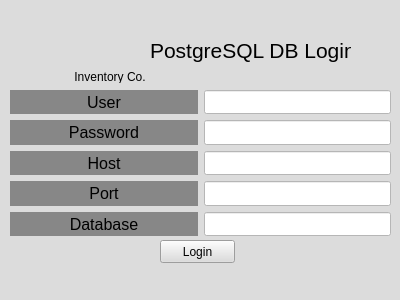
First picture: the form in inventory_manager_bot/inventory_manager_bot/UI Layouts/db_login.ui, repository petern2599/Manager-Bot-Remote, before the edit.
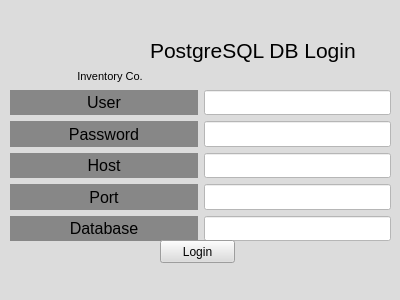
Second picture: the form after the edit. Icons and pictures are not drawn.

The edit to the form file:
```diff
--- a/inventory_manager_bot/inventory_manager_bot/UI Layouts/db_login.ui
+++ b/inventory_manager_bot/inventory_manager_bot/UI Layouts/db_login.ui
@@ -35,7 +35,7 @@
       <x>10</x>
       <y>90</y>
       <width>381</width>
-      <height>146</height>
+      <height>151</height>
      </rect>
     </property>
     <layout class="QGridLayout" name="gridLayout">
@@ -240,6 +240,11 @@
       <height>13</height>
      </rect>
     </property>
+    <property name="font">
+     <font>
+      <pointsize>8</pointsize>
+     </font>
+    </property>
     <property name="styleSheet">
      <string notr="true">background-color: rgba(255, 255, 255, 0);</string>
     </property>
@@ -255,7 +260,7 @@
      <rect>
       <x>150</x>
       <y>30</y>
-      <width>201</width>
+      <width>211</width>
       <height>41</height>
      </rect>
     </property>
```
